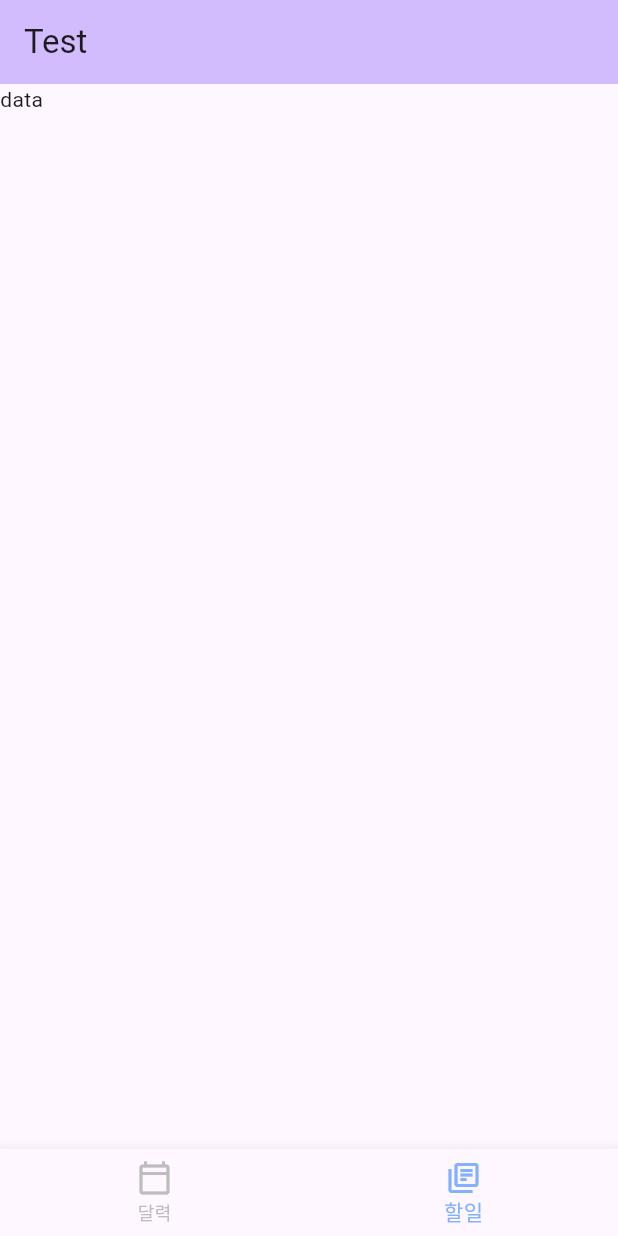
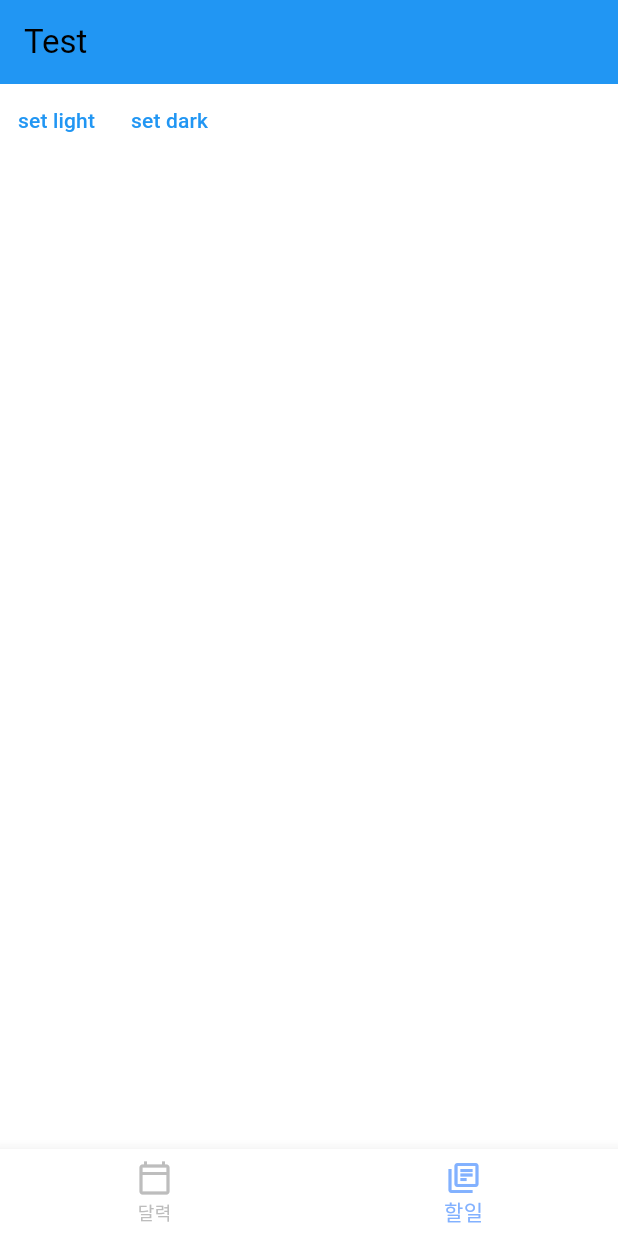
Before and after one commit to seunggil1/PlatoCalendar, a Flutter app: the screen it shows after launch, item 2 of the bottom bar chosen, on a phone screen of 412 x 824 dp. Run offline on Flutter 3.47's test engine with Material 3 defaults, Android fonts, the phone set to English and light mode, and no system bars; our stand-ins replace equatable, flutter_bloc, syncfusion_flutter_calendar.

Commit message:
feat : light/dark theme

```diff
--- a/lib/main.dart
+++ b/lib/main.dart
@@ -3,9 +3,9 @@ import 'package:plato_calendar/util/bloc_observer.dart';
 import 'package:plato_calendar/util/logger.dart';
 import 'dart:developer';
 import 'package:flutter_bloc/flutter_bloc.dart';
-import 'package:plato_calendar/view/calendar.dart';
+
 import 'package:plato_calendar/view/view.dart';
-import 'package:plato_calendar/view_model/cubit/bottom_navigation.dart';
+import 'package:plato_calendar/view_model/view_model.dart';
 
 // https://bloclibrary.dev/ko/architecture/
 void main() {
@@ -17,39 +17,43 @@ void main() {
 class MyApp extends StatelessWidget {
   const MyApp({super.key});
 
-  // This widget is the root of your application.
+  // Provide Cubit.
   @override
   Widget build(BuildContext context) {
-    return MaterialApp(
-      title: 'Flutter Demo',
-      theme: ThemeData(
-        colorScheme: ColorScheme.fromSeed(seedColor: Colors.deepPurple),
-        useMaterial3: true,
-      ),
-      home: const MainPage(title: 'Flutter Demo Home Page'),
-    );
+    return MultiBlocProvider(providers: [
+      BlocProvider<BottomNavigationCubit>(
+          create: (BuildContext context) => BottomNavigationCubit()),
+      BlocProvider<PlatoThemeCubit>(
+          create: (BuildContext context) => PlatoThemeCubit())
+    ], child: const MaterialThemePage());
   }
 }
 
-class MainPage extends StatefulWidget {
-  const MainPage({super.key, required this.title});
-  final String title;
+class MaterialThemePage extends StatelessWidget {
+  const MaterialThemePage({super.key});
 
-  @override
-  State<MainPage> createState() => MainBlocPage();
-}
-
-class MainBlocPage extends State<MainPage> {
+  // Set theme.
   @override
   Widget build(BuildContext context) {
-    return BlocProvider(
-      create: (_) => BottomNavigationCubit(),
-      child: _MainBlocPage(),
-    );
+    return BlocBuilder<PlatoThemeCubit, PlatoTheme>(builder: (context, state) {
+      return MaterialApp(
+          theme: ThemeData(
+              brightness: Brightness.light,
+              colorScheme: ColorScheme.fromSwatch(
+                  primarySwatch: Colors.blue, brightness: Brightness.light)),
+          darkTheme: ThemeData(
+              brightness: Brightness.dark,
+              colorScheme: ColorScheme.fromSwatch(
+                  primarySwatch: Colors.blueGrey, brightness: Brightness.dark)),
+          themeMode: state.platoTheme,
+          home: const MainBlocPage());
+    });
   }
 }
 
-class _MainBlocPage extends StatelessWidget {
+class MainBlocPage extends StatelessWidget {
+  const MainBlocPage({super.key});
+
   @override
   Widget build(BuildContext context) {
     final SelectedTab selectedTab =
@@ -57,7 +61,7 @@ class _MainBlocPage extends StatelessWidget {
 
     return Scaffold(
         appBar: AppBar(
-          backgroundColor: Theme.of(context).colorScheme.inversePrimary,
+          backgroundColor: Theme.of(context).colorScheme.primary,
           title: const Text('Test'),
         ),
         body: IndexedStack(
--- a/lib/view/todos.dart
+++ b/lib/view/todos.dart
@@ -1,13 +1,22 @@
 import 'package:flutter/material.dart';
-import 'package:syncfusion_flutter_calendar/calendar.dart';
+import 'package:flutter_bloc/flutter_bloc.dart';
+
+import 'package:plato_calendar/view_model/view_model.dart';
 
 class TodoPage extends StatelessWidget {
   const TodoPage({super.key});
 
   @override
   Widget build(BuildContext context) {
+    final platoThemeCubit = context.read<PlatoThemeCubit>();
+
     return Container(
-      child: const Text('data')
+      child: Row(
+        children: [
+          TextButton(onPressed: platoThemeCubit.setLightTheme, child: const Text('set light')),
+          TextButton(onPressed: platoThemeCubit.setDarkTheme, child: const Text('set dark'))
+        ],
+      )
     );
     // return BlocProvider(
   }
--- a/lib/view_model/cubit/cubit.dart
+++ b/lib/view_model/cubit/cubit.dart
@@ -1,3 +1,4 @@
 library cubit;
 
-export './bottom_navigation.dart';
+export 'bottom_navigation.dart';
+export 'plato_theme.dart';
--- /dev/null
+++ b/lib/view_model/cubit/plato_theme.dart
@@ -0,0 +1,21 @@
+import 'package:flutter/material.dart';
+
+import 'package:flutter_bloc/flutter_bloc.dart';
+import 'package:equatable/equatable.dart';
+
+
+final class PlatoTheme extends Equatable {
+  const PlatoTheme({this.platoTheme = ThemeMode.system});
+
+  final ThemeMode platoTheme;
+
+  @override
+  List<Object> get props => [platoTheme];
+}
+
+class PlatoThemeCubit extends Cubit<PlatoTheme> {
+  PlatoThemeCubit() : super(const PlatoTheme());
+
+  void setLightTheme() => emit(const PlatoTheme(platoTheme: ThemeMode.light));
+  void setDarkTheme() => emit(const PlatoTheme(platoTheme: ThemeMode.dark));
+}
--- /dev/null
+++ b/lib/view_model/view_model.dart
@@ -0,0 +1,4 @@
+library view_model;
+
+export './bloc/bloc.dart';
+export './cubit/cubit.dart';
```
